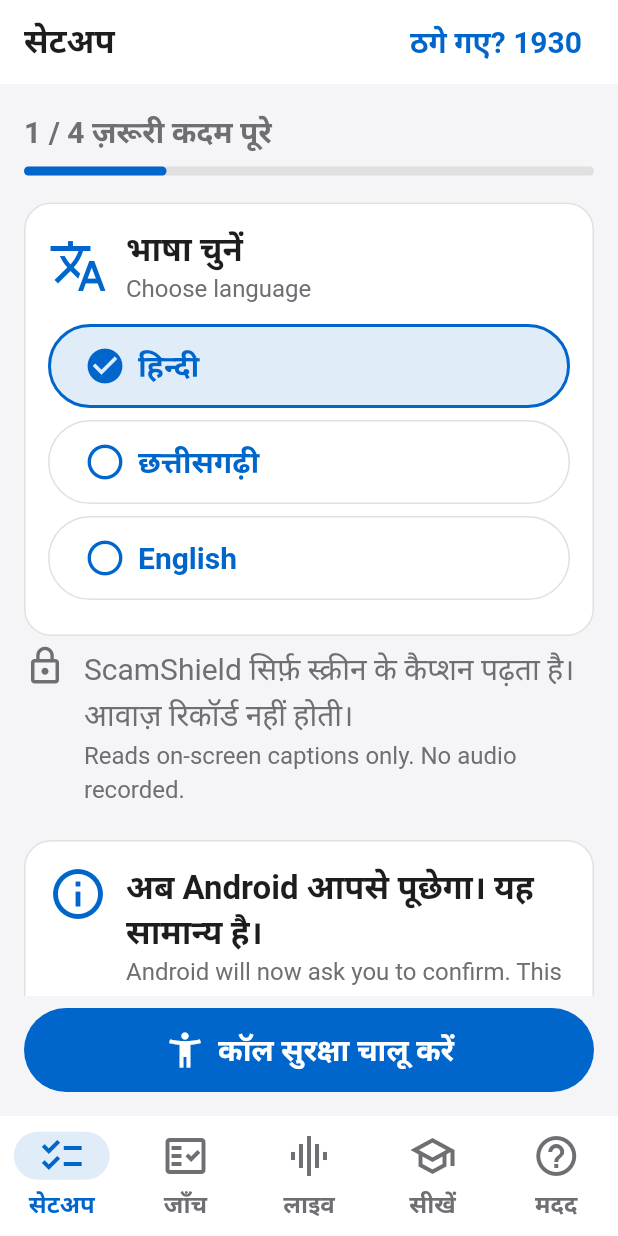
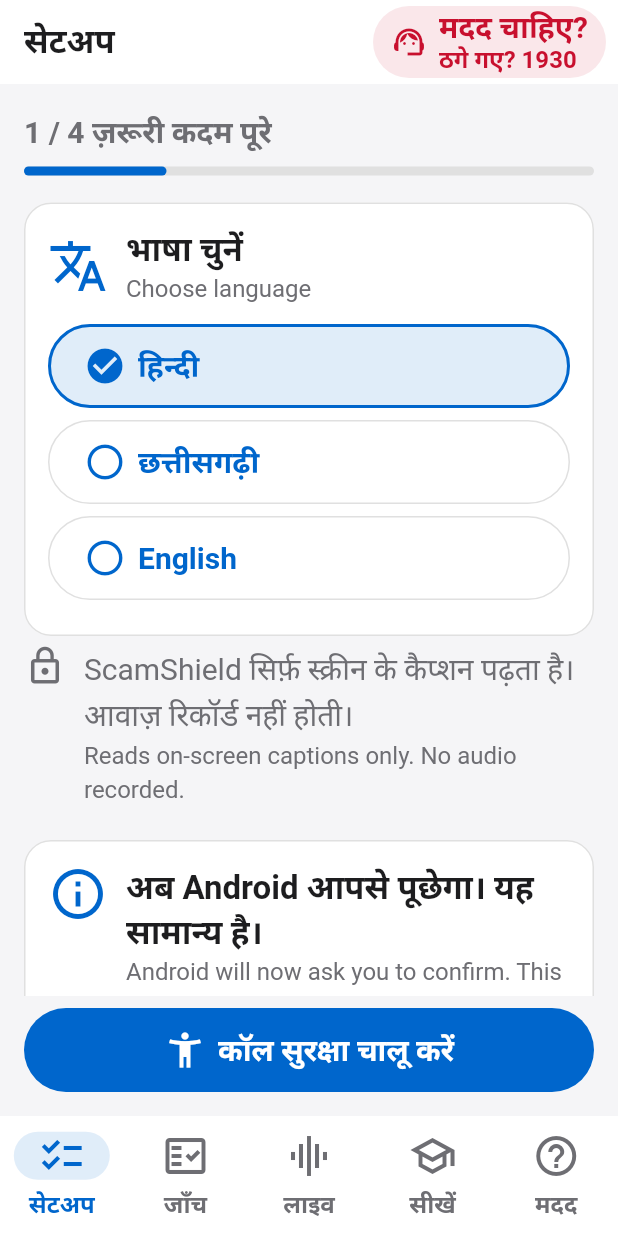
Before and after one commit to manaspros/scamshield-hackasol, a Flutter app: the screen it shows after launch, on a phone screen of 412 x 824 dp. Run offline on Flutter 3.47's test engine with Material 3 defaults, Android fonts, the phone set to English and light mode, and no system bars.

Commit message:
feat(design): help-pill header, report detail scroll, Hindi-first live rows
'ठगे गए? 1930' header is now a 'मदद चाहिए?' help pill (styling/label only; key and
navigation unchanged). Report scrolls the chosen path's detail into view and starts in the
first-run language (lang_v1, fallback Hindi). Live event rows Hindi-first, English muted.

Claude-Session: https://claude.ai/code/session_01Bj5MiNxntDEfMLMNnmoDz3

```diff
--- a/lib/main.dart
+++ b/lib/main.dart
@@ -113,12 +113,25 @@ class _HomeShellState extends State<HomeShell> with WidgetsBindingObserver {
     return Scaffold(
       appBar: _bar(_titles[_tab], actions: [
         // Always visible: the fastest way to the 1930 report flow (the dial itself happens only in ReportScreen).
-        TextButton(
-          key: const Key('btn_report_1930'),
-          onPressed: _openReport,
-          style: TextButton.styleFrom(minimumSize: const Size(kTouch, kTouch)),
-          child: const Text('ठगे गए? 1930'),
-        ),
+        Builder(builder: (context) {
+          final st = Theme.of(context).extension<StatusColors>() ?? StatusColors.light;
+          return TextButton.icon(
+            key: const Key('btn_report_1930'),
+            onPressed: _openReport,
+            style: TextButton.styleFrom(
+              minimumSize: const Size(kTouch, 48),
+              padding: const EdgeInsets.symmetric(horizontal: Sp.m, vertical: 0),
+              foregroundColor: st.scam,
+              backgroundColor: Color.alphaBlend(st.scam.withValues(alpha: 0.10), Theme.of(context).colorScheme.surface),
+              shape: const StadiumBorder(),
+            ),
+            icon: const Icon(Icons.support_agent, size: 24),
+            label: Column(mainAxisSize: MainAxisSize.min, crossAxisAlignment: CrossAxisAlignment.start, children: [
+              const Text('मदद चाहिए?', style: TextStyle(height: 1.1)),
+              Text('ठगे गए? 1930', style: Theme.of(context).textTheme.labelSmall?.copyWith(color: st.scam, height: 1.1)),
+            ]),
+          );
+        }),
         const SizedBox(width: Sp.s),
       ]),
       body: IndexedStack(index: _tab, children: [
```
Also changed, not shown: lib/screens/live_feed_screen.dart (+16 -7 lines), lib/screens/report_screen.dart (+30 -7 lines).
